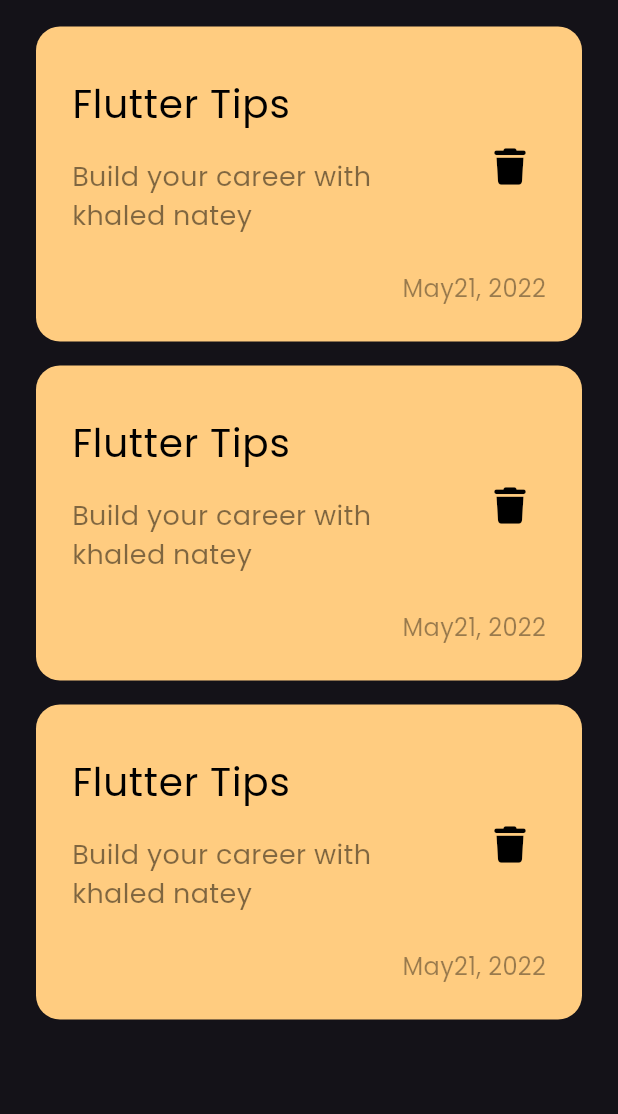
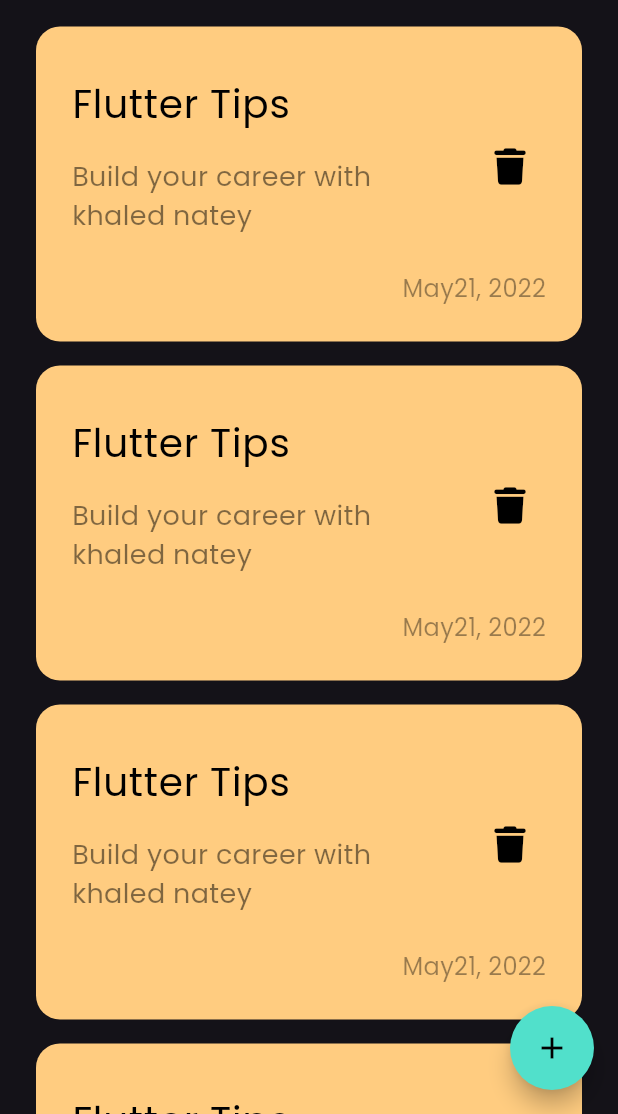
Before and after one commit to khaledNat3y/notes_app, a Flutter app: the screen it shows after launch, on a phone screen of 412 x 824 dp, the part 122-1236 px from its top. Run offline on Flutter 3.47's test engine with Material 3 defaults, Android fonts, the phone set to English and light mode, and no system bars; our stand-ins replace font_awesome_flutter.

Commit message:
-Added floating action button

```diff
--- a/lib/ui/notes_view.dart
+++ b/lib/ui/notes_view.dart
@@ -6,8 +6,14 @@ class NotesView extends StatelessWidget {
 
   @override
   Widget build(BuildContext context) {
-    return const Scaffold(
-      body: NotesViewBody(),
+    return Scaffold(
+      floatingActionButton: FloatingActionButton(
+        onPressed: () {},
+        shape: RoundedRectangleBorder(borderRadius: BorderRadius.circular(30)),
+        backgroundColor: Color(0xff51E0CB),
+        child: Icon(Icons.add, color: Colors.black,),
+      ),
+      body: const NotesViewBody(),
     );
   }
 }
--- /dev/null
+++ b/lib/ui/widgets/notes_list_view.dart
@@ -0,0 +1,20 @@
+import 'package:flutter/material.dart';
+
+import 'custom_note_item.dart';
+
+class NotesListView extends StatelessWidget {
+  const NotesListView({super.key});
+
+  final  data = const [];
+  @override
+  Widget build(BuildContext context) {
+    return Expanded(
+      child: ListView.builder(
+        itemCount: 4,
+        itemBuilder: (context, index) {
+          return const NoteItem();
+        },
+      ),
+    );
+  }
+}
--- a/lib/ui/widgets/notes_view_body.dart
+++ b/lib/ui/widgets/notes_view_body.dart
@@ -1,6 +1,6 @@
 import 'package:flutter/cupertino.dart';
 import 'package:flutter/material.dart';
-import 'package:notes_app/ui/widgets/custom_note_item.dart';
+import 'package:notes_app/ui/widgets/notes_list_view.dart';
 
 import 'custom_app_bar.dart';
 
@@ -9,22 +9,15 @@ class NotesViewBody extends StatelessWidget {
 
   @override
   Widget build(BuildContext context) {
-    return  SafeArea(
+    return  const SafeArea(
       child: Padding(
-        padding: const EdgeInsets.symmetric(horizontal: 24,),
+        padding: EdgeInsets.symmetric(horizontal: 24,),
         child: Column(
           children: [
-            const SizedBox(height: 35),
-            const CustomAppBar(),
-            const SizedBox(height: 10,),
-            Expanded(
-              child: ListView.builder(
-                itemCount: 3,
-                itemBuilder: (context, index) {
-                  return const NoteItem();
-                },
-              ),
-            ),
+            SizedBox(height: 35),
+            CustomAppBar(),
+            SizedBox(height: 10,),
+            NotesListView(),
           ],
         ),
       ),
```
Also changed, not shown: lib/ui/widgets/custom_note_item.dart (+10 -3 lines).
